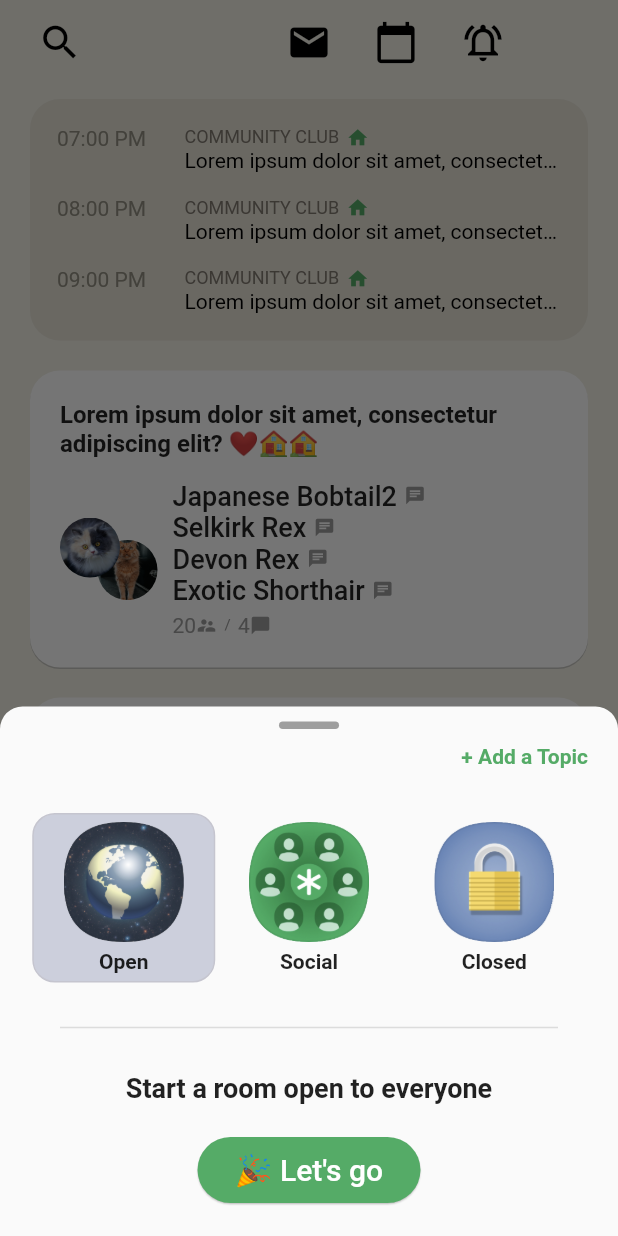
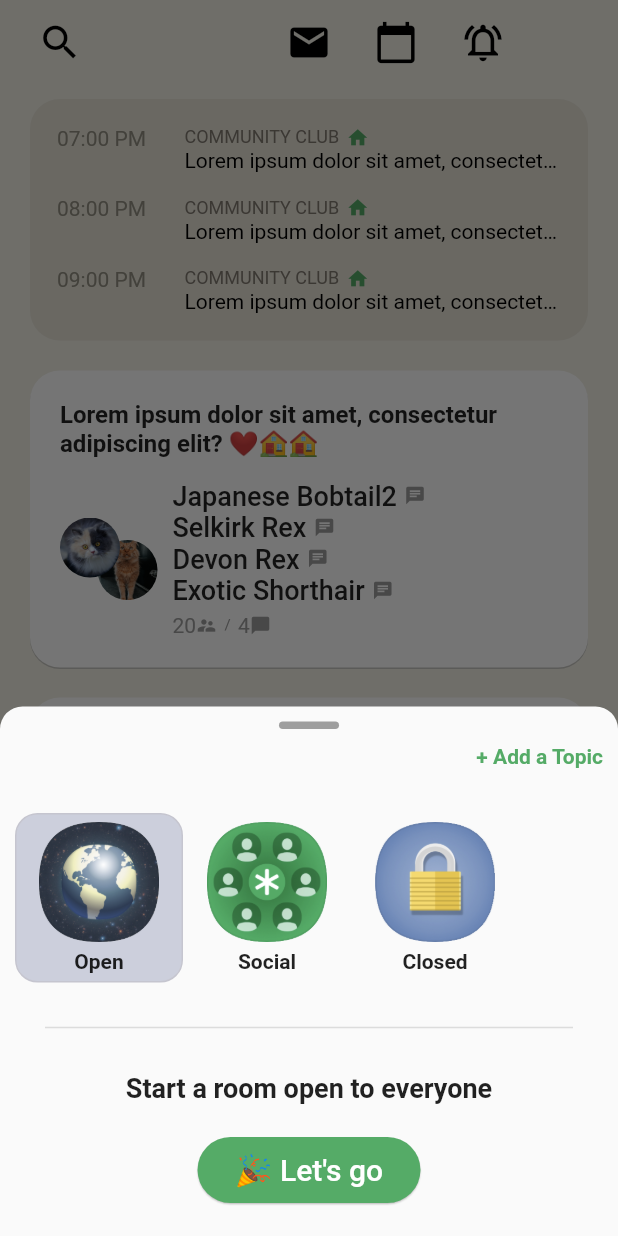
Before and after one commit to suryadevsingh/clubHouse, a Flutter app: the HomePage screen opened directly, after a tap on "+ Start a room", on a phone screen of 412 x 824 dp. Run offline on Flutter 3.47's test engine with Material 2 defaults, Android fonts, the light colour scheme and no system bars; drawn by our look-alikes of pull_to_refresh; our stand-ins replace country_code_picker.

Commit message:
overflow fixed

```diff
--- a/lib/pages/lobby_bottom_sheet.dart
+++ b/lib/pages/lobby_bottom_sheet.dart
@@ -21,8 +21,8 @@ class _LobbyBottomSheetState extends State<LobbyBottomSheet> {
     return Container(
       padding: const EdgeInsets.only(
         top: 10,
-        right: 20,
-        left: 20,
+        right: 10,
+        left: 10,
         bottom: 20,
       ),
       child: Column(
@@ -52,10 +52,11 @@ class _LobbyBottomSheetState extends State<LobbyBottomSheet> {
             height: 20,
           ),
           Row(
-            mainAxisAlignment: MainAxisAlignment.spaceEvenly,
+            mainAxisAlignment: MainAxisAlignment.start,
             children: [
               for (var i = 0, len = 3; i < len; i++)
-                InkWell(
+                Flexible(
+                  child: InkWell(
                     borderRadius: BorderRadius.circular(15),
                     onTap: () {
                       setState(() {
@@ -64,7 +65,7 @@ class _LobbyBottomSheetState extends State<LobbyBottomSheet> {
                     },
                     child: Ink(
                       padding: const EdgeInsets.symmetric(
-                      horizontal: 20,
+                        horizontal: 15,
                         vertical: 5,
                       ),
                       decoration: BoxDecoration(
@@ -98,6 +99,7 @@ class _LobbyBottomSheetState extends State<LobbyBottomSheet> {
                       ),
                     ),
                   ),
+                ),
             ],
           ),
           Divider(
```
Lines whose indentation alone changed are shown as unchanged.
